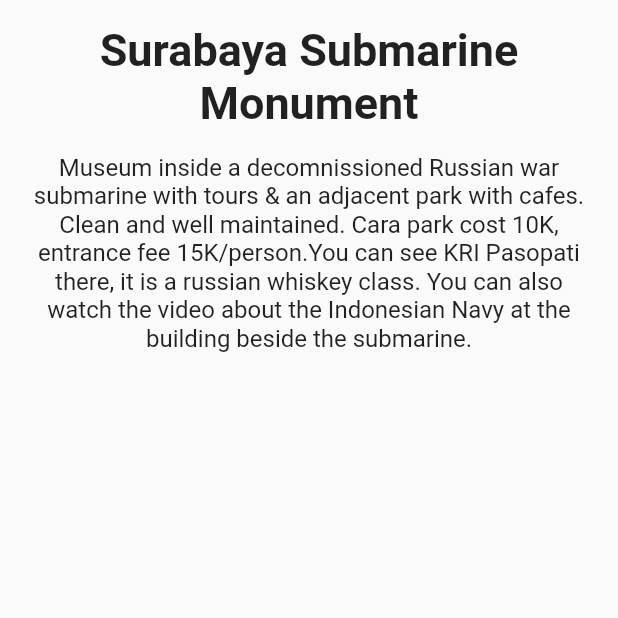
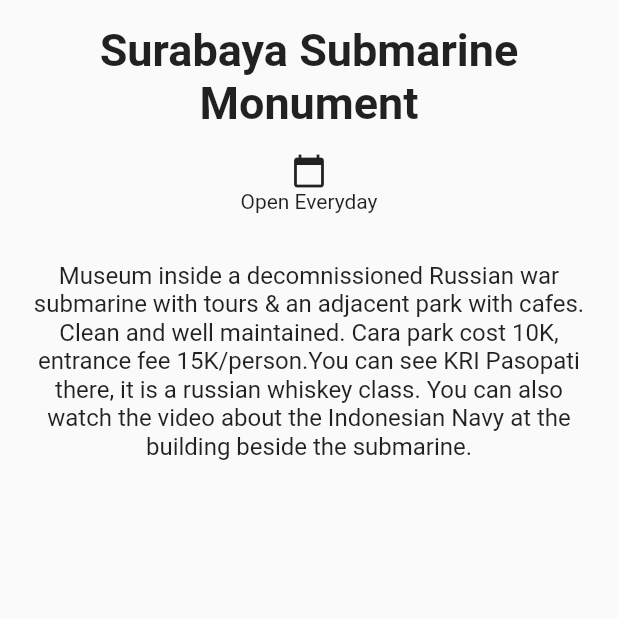
Before and after one commit to iostream-code/prak2_wppb, a Flutter app: the screen it shows after launch, on a phone screen of 412 x 824 dp, the top half of it. Run offline on Flutter 3.47's test engine with Material 2 defaults, Android fonts, the phone set to English and light mode, and no system bars.

Commit message:
push ketiga

```diff
--- a/lib/main.dart
+++ b/lib/main.dart
@@ -40,6 +40,20 @@ class DetailScreen extends StatelessWidget {
               ),
             ),
             Container(
+              margin: const EdgeInsets.symmetric(vertical: 16.0),
+              child: Row(
+                mainAxisAlignment: MainAxisAlignment.spaceEvenly,
+                children: <Widget>[
+                  Column(
+                    children: const <Widget>[
+                      Icon(Icons.calendar_today),
+                      Text('Open Everyday'),
+                    ],
+                  ),
+                ],
+              ),
+            ),
+            Container(
               padding: const EdgeInsets.all(16.0),
               child: const Text(
                 'Museum inside a decomnissioned Russian war submarine with tours & an adjacent park with cafes. Clean and well maintained. Cara park cost 10K, entrance fee 15K/person.You can see KRI Pasopati there, it is a russian whiskey class. You can also watch the video about the Indonesian Navy at the building beside the submarine.',
```
